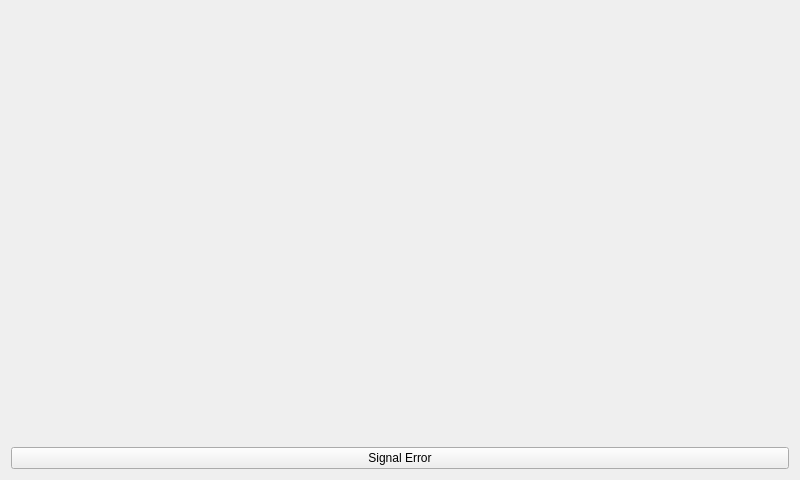
The window that pp-desktop/mainwindow.ui (igorsiem/photopres) describes before a commit, drawn with Qt 5.
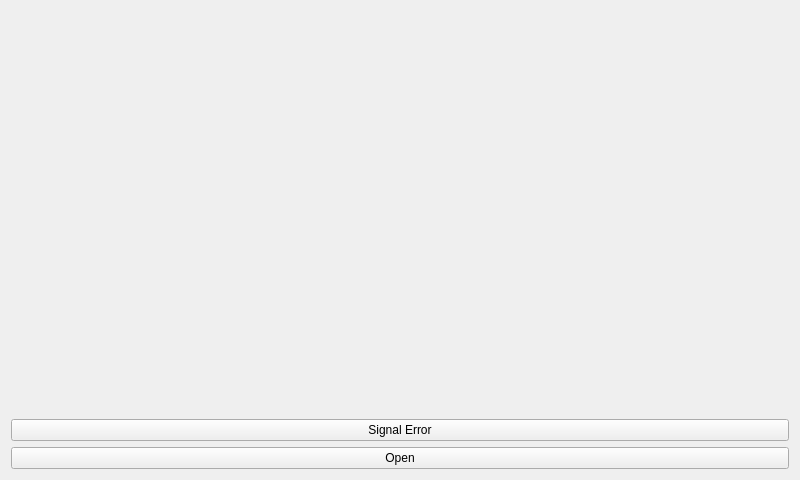
The same window after the commit.

```diff
--- a/pp-desktop/mainwindow.ui
+++ b/pp-desktop/mainwindow.ui
@@ -29,6 +29,13 @@
       </property>
      </widget>
     </item>
+    <item>
+     <widget class="QPushButton" name="openBtn">
+      <property name="text">
+       <string>Open</string>
+      </property>
+     </widget>
+    </item>
    </layout>
   </widget>
  </widget>
```
